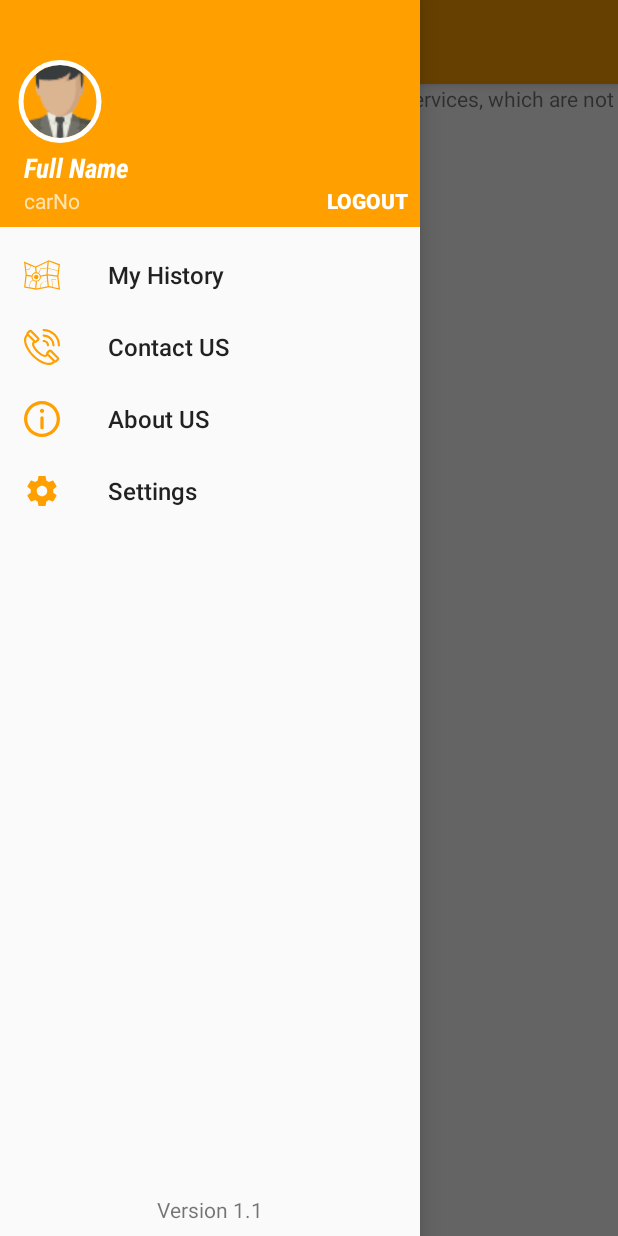
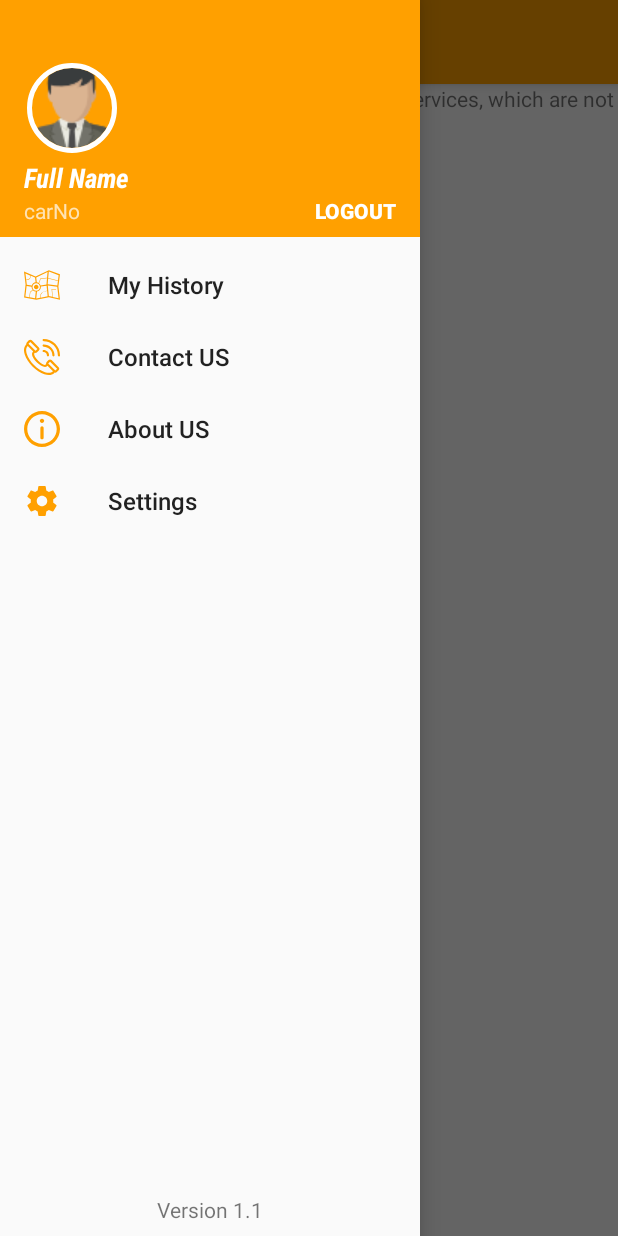
Before and after one commit to BisoDevil/AswanCabDriver, an Android app: the MapActivity screen opened directly, with no data from a screen before it, with the side drawer open, on a phone screen of 412 x 824 dp. Run offline under Robolectric (Android 15) with nearby library versions, the light colour scheme and no system bars; our stand-ins replace CircleImageView; libraries missing offline, so code that uses them is left out: com.androidquery; 2 statements that could not run were skipped.

Commit message:
final edit

```diff
--- a/app/src/main/res/layout/nav_header_map.xml
+++ b/app/src/main/res/layout/nav_header_map.xml
@@ -8,36 +8,43 @@
     android:gravity="bottom"
     android:orientation="vertical"
     android:paddingBottom="8dp"
-    android:theme="@style/ThemeOverlay.AppCompat.Dark">
+    android:theme="@style/ThemeOverlay.AppCompat.Dark"
+    tools:layout_editor_absoluteY="25dp"
+    tools:layout_editor_absoluteX="0dp">
 
-    <de.hdodenhof.circleimageview.CircleImageView xmlns:app="http://schemas.android.com/apk/res-auto"
+    <LinearLayout
+        android:layout_width="match_parent"
+        android:layout_height="wrap_content"
+        android:layout_marginEnd="16dp"
+        android:layout_marginStart="16dp"
+        android:layout_marginTop="42dp"
+        android:orientation="vertical"
+        app:layout_constraintBottom_toBottomOf="parent"
+        app:layout_constraintLeft_toLeftOf="parent"
+        app:layout_constraintRight_toRightOf="parent"
+        app:layout_constraintTop_toTopOf="parent"
+        app:layout_constraintVertical_bias="0.5">
+
+        <de.hdodenhof.circleimageview.CircleImageView
             android:id="@+id/profile_image"
-        android:layout_width="0dp"
-        android:layout_height="55dp"
-        android:layout_marginBottom="8dp"
-        android:layout_marginEnd="8dp"
-        android:layout_marginStart="8dp"
-        android:layout_marginTop="0dp"
+            android:layout_width="wrap_content"
+            android:layout_height="60dp"
             android:src="@drawable/avatar"
             app:civ_border_color="@android:color/white"
             app:civ_border_width="3dp"
             app:civ_fill_color="@android:color/white"
             app:layout_constraintBottom_toBottomOf="parent"
-        app:layout_constraintLeft_toLeftOf="parent"
+            app:layout_constraintStart_toStartOf="parent"
             app:layout_constraintTop_toTopOf="parent"
-        app:layout_constraintVertical_bias="0.5"
-        tools:layout_constraintBottom_creator="1"
-        tools:layout_constraintLeft_creator="1"
-        tools:layout_constraintRight_creator="1"
-        tools:layout_constraintTop_creator="1" />
+            app:layout_constraintVertical_bias="0.26"
+            tools:layout_editor_absoluteX="320dp" />
 
         <TextView
             android:id="@+id/txtUserNameHeader"
             android:layout_width="wrap_content"
             android:layout_height="wrap_content"
-        android:layout_marginLeft="16dp"
-        android:layout_marginStart="16dp"
             android:layout_marginTop="4dp"
+            android:layout_weight="1"
             android:fontFamily="sans-serif-condensed"
             android:gravity="start"
             android:onClick="editProfile"
@@ -45,50 +52,52 @@
             android:textAppearance="@style/TextAppearance.AppCompat.Body2"
             android:textSize="18sp"
             android:textStyle="bold|italic"
-        app:layout_constraintLeft_toLeftOf="parent"
+            app:layout_constraintStart_toStartOf="@+id/profile_image"
             app:layout_constraintTop_toBottomOf="@+id/profile_image"
-        tools:layout_constraintLeft_creator="1"
-        tools:layout_constraintTop_creator="1" />
+            tools:layout_editor_absoluteX="0dp" />
 
+        <LinearLayout
+            android:layout_width="match_parent"
+            android:layout_height="match_parent"
+            android:layout_weight="1"
+            android:orientation="horizontal"
+            tools:layout_editor_absoluteX="8dp"
+            tools:layout_editor_absoluteY="8dp">
 
             <TextView
                 android:id="@+id/txtMailHeader"
-        android:layout_width="0dp"
+                android:layout_width="match_parent"
                 android:layout_height="wrap_content"
-        android:layout_marginEnd="8dp"
-        android:layout_marginRight="8dp"
-        android:layout_marginStart="16dp"
-        android:layout_marginTop="0dp"
+                android:layout_gravity="start"
+                android:layout_weight="1"
                 android:onClick="editProfile"
                 android:text="globall-apps@gmail.com"
                 android:textAlignment="viewStart"
-        android:gravity="start"
-        app:layout_constraintLeft_toLeftOf="parent"
-        app:layout_constraintRight_toLeftOf="@+id/textView3"
-        app:layout_constraintTop_toBottomOf="@+id/txtUserNameHeader"
-        tools:layout_constraintLeft_creator="1"
-        tools:layout_constraintRight_creator="1"
-        tools:layout_constraintTop_creator="1"
-        android:layout_marginLeft="16dp" />
+                app:layout_constraintStart_toStartOf="@+id/profile_image"
+                tools:layout_editor_absoluteX="0dp"
+                tools:layout_editor_absoluteY="119dp" />
 
             <TextView
                 android:id="@+id/textView3"
-        android:layout_width="wrap_content"
+                android:layout_width="match_parent"
                 android:layout_height="wrap_content"
-        android:layout_marginBottom="0dp"
-        android:layout_marginEnd="8dp"
+                android:layout_weight="2"
                 android:gravity="end"
                 android:onClick="userLogout"
                 android:text="@string/logout"
                 android:textAppearance="@style/TextAppearance.AppCompat.Button"
                 android:textStyle="bold"
-        app:layout_constraintBottom_toBottomOf="parent"
-        app:layout_constraintRight_toRightOf="parent"
+                app:layout_constraintEnd_toEndOf="parent"
                 tools:layout_conversion_absoluteHeight="16dp"
                 tools:layout_conversion_absoluteWidth="109dp"
                 tools:layout_conversion_absoluteX="234dp"
                 tools:layout_conversion_absoluteY="126dp"
-        android:layout_marginRight="8dp" />
+                tools:layout_editor_absoluteX="234dp"
+                tools:layout_editor_absoluteY="126dp" />
+
+        </LinearLayout>
+
+    </LinearLayout>
 
 
 </android.support.constraint.ConstraintLayout>
```
Lines whose indentation alone changed are shown as unchanged.
